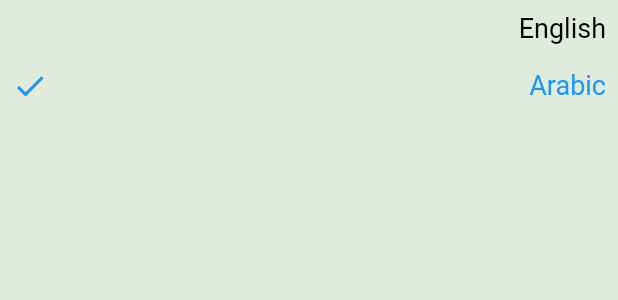
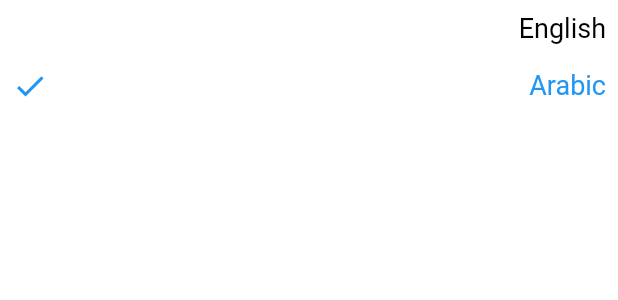
Before and after one commit to haidy-code/todo-app, a Flutter app: the LanguageButtomSheet widget shown alone on an empty page, opened directly, after a tap on "Arabic", on a phone screen of 412 x 824 dp. Shown: the top 300 px of the screen. Run offline on Flutter 3.47's test engine with Material 2 defaults, Android fonts, the phone set to English and light mode, and no system bars; our stand-ins replace cloud_firestore, firebase_core, flutter_slidable, fluttertoast, shared_preferences, table_calendar; accounts and stored records are empty; generated files the repository leaves out were written again.

Commit message:
last update

```diff
--- a/lib/home/bottom_shett/Add_task_bottom_sheet.dart
+++ b/lib/home/bottom_shett/Add_task_bottom_sheet.dart
@@ -1,6 +1,6 @@
 import 'package:flutter/material.dart';
+import 'package:flutter_gen/gen_l10n/app_localizations.dart';
 import 'package:todo_app/data/FirebaseUtils.dart';
-import 'package:flutter_gen/gen_l10n/app_localizations.dart';
 
 class Add_task_bottom_sheet extends StatefulWidget {
   @override
--- a/lib/home/bottomsheet/LanguageButtomSheet.dart
+++ b/lib/home/bottomsheet/LanguageButtomSheet.dart
@@ -10,6 +10,7 @@ class LanguageButtomSheet extends StatelessWidget {
   Widget build(BuildContext context) {
     var provider = Provider.of<AppConfigProvider>(context);
     return Container(
+      color: Colors.white,
       child: Column(
         children: [
           InkWell(
--- a/lib/home/bottomsheet/ThemeButtomSheet.dart
+++ b/lib/home/bottomsheet/ThemeButtomSheet.dart
@@ -3,7 +3,7 @@ import 'package:provider/provider.dart';
 import 'package:flutter_gen/gen_l10n/app_localizations.dart';
 
 import '../AppConfigProvider.dart';
-import '../MythemeData.dart';
+
 
 class ThemeButtomSheet extends StatelessWidget {
   @override
--- a/lib/home/tasks_list/Todo_list_tab.dart
+++ b/lib/home/tasks_list/Todo_list_tab.dart
@@ -5,7 +5,7 @@ import 'package:table_calendar/table_calendar.dart';
 import 'package:todo_app/data/FirebaseUtils.dart';
 import 'package:todo_app/data/Todo.dart';
 import 'package:todo_app/home/tasks_list/Todo_task_item.dart';
-import 'package:flutter_gen/gen_l10n/app_localizations.dart';
+
 
 class Todo_list_tab extends StatefulWidget {
   @override
@@ -76,6 +76,7 @@ class _Todo_list_tabState extends State<Todo_list_tab> {
                 .snapshots() ,
             builder:(context, AsyncSnapshot<QuerySnapshot<Todo>> snapshot){
               if (snapshot.hasError) {
+                print('${snapshot.error}');
                 return Text('Error loading todos');
               } else if (snapshot.connectionState ==
                   ConnectionState.waiting) {
--- a/lib/home/tasks_list/Todo_task_item.dart
+++ b/lib/home/tasks_list/Todo_task_item.dart
@@ -5,7 +5,7 @@ import 'package:todo_app/data/Todo.dart';
 import 'package:fluttertoast/fluttertoast.dart';
 import 'package:todo_app/home/MythemeData.dart';
 import 'package:todo_app/home/edit_task/EditTask.dart';
-import 'package:flutter_gen/gen_l10n/app_localizations.dart';
+
 
 class Todo_task_item extends StatelessWidget {
   Todo item;
@@ -81,6 +81,7 @@ class Todo_task_item extends StatelessWidget {
   Widget getitemdesign(bool isdone, BuildContext context) {
     if (isdone) {
       return Container(
+        margin: EdgeInsets.only(top: 8,bottom: 8),
         height:
             120, //adet llcontainer height 3shan hwa kan shail height alitems ally gwah(makontsh 3arfa a3ml space evenly fe items ally gwa coloumn)
 
@@ -136,7 +137,7 @@ class Todo_task_item extends StatelessWidget {
       );
     }
     return Container(
-
+      margin: EdgeInsets.only(top: 8,bottom: 8),
       height:
           120, //adet llcontainer height 3shan hwa kan shail height alitems ally gwah(makontsh 3arfa a3ml space evenly fe items ally gwa coloumn)
 
```
Also changed, not shown: pubspec.lock, 2 other files.
